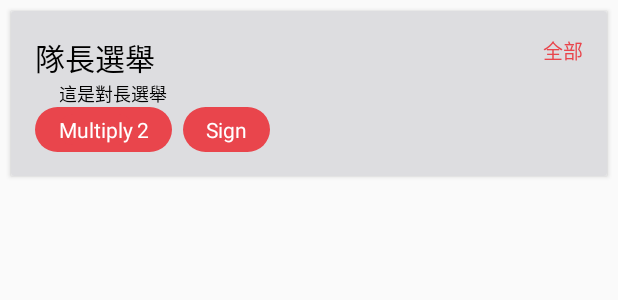
After one commit to birdwind/OrangeVote_Android, an Android app: the layout component_vote_end_item.xml on its own in the app's theme, with its tools: preview values and no code run, on a phone screen of 412 x 824 dp. The commit adds this screen. Shown: the top 300 px of the screen. Run offline under Robolectric (Android 15) with nearby library versions, the phone set to English and light mode, and no system bars; network calls fail.

Commit message:
投票紀錄temp

```diff
--- a/orangeVote/app/src/main/java/com/orange/orangetvote/basic/view/AbstractFragment.java
+++ b/orangeVote/app/src/main/java/com/orange/orangetvote/basic/view/AbstractFragment.java
@@ -78,7 +78,6 @@ public abstract class AbstractFragment<P extends AbstractPresenter> extends Frag
     }
 
     public void showToast(String s) {
-        // Toast.makeText(context, s, Toast.LENGTH_LONG).show();
         ToastUtils.show(s);
     }
 
--- /dev/null
+++ b/orangeVote/app/src/main/java/com/orange/orangetvote/response/voteRecord/MyVoteServerResponse.java
@@ -0,0 +1,6 @@
+package com.orange.orangetvote.response.voteRecord;
+
+import com.orange.orangetvote.basic.response.AbstractResponse;
+
+public class MyVoteServerResponse extends AbstractResponse<MyVoteResponse> {
+}
--- a/orangeVote/app/src/main/java/com/orange/orangetvote/server/VoteApiServer.java
+++ b/orangeVote/app/src/main/java/com/orange/orangetvote/server/VoteApiServer.java
@@ -6,7 +6,7 @@ import java.io.Serializable;
 
 public enum VoteApiServer implements BaseEnums {
 
-    VOTE_LIST("/list"), VOTE("/option"), APPEND("");
+    VOTE_LIST("/list"), VOTE("/option"), APPEND(""), MY_VOTE_LIST("/create/list");
 
     private String Url;
 
--- a/orangeVote/app/src/main/java/com/orange/orangetvote/view/activity/BottomNavigationActivity.java
+++ b/orangeVote/app/src/main/java/com/orange/orangetvote/view/activity/BottomNavigationActivity.java
@@ -212,7 +212,9 @@ public class BottomNavigationActivity extends AbstractActivity
 
     @Override
     public void updateToolbar(String title, Boolean isShowBack, Boolean isShowClose, Boolean isShowMenu) {
-        tvTitle.setText(title);
+        if(title != null){
+            tvTitle.setText(title);
+        }
         showBackButton(isShowBack);
         showCloseButton(isShowClose);
         showMenuButton(isShowMenu);
--- /dev/null
+++ b/orangeVote/app/src/main/res/layout/component_vote_end_item.xml
@@ -0,0 +1,96 @@
+<?xml version="1.0" encoding="utf-8"?>
+<androidx.cardview.widget.CardView xmlns:android="http://schemas.android.com/apk/res/android"
+    android:layout_width="match_parent"
+    android:layout_height="wrap_content"
+    android:layout_margin="@dimen/margin_small">
+
+    <RelativeLayout
+        android:layout_width="match_parent"
+        android:layout_height="wrap_content"
+        android:padding="@dimen/padding_default"
+        android:orientation="vertical"
+        android:background="@color/colorThemeGrey">
+
+        <TextView
+            android:id="@+id/tv_vote_title"
+            android:layout_width="wrap_content"
+            android:layout_height="wrap_content"
+            android:layout_alignParentStart="true"
+            android:layout_toStartOf="@id/tv_vote_team"
+            android:text="隊長選舉"
+            android:textColor="@color/colorBlack"
+            android:textSize="@dimen/textsize_large" />
+
+        <TextView
+            android:id="@+id/tv_vote_team"
+            android:layout_width="wrap_content"
+            android:layout_height="wrap_content"
+            android:layout_alignParentEnd="true"
+            android:text="全部"
+            android:textColor="@color/colorTheme"
+            android:textSize="@dimen/textsize_default" />
+
+
+        <TextView
+            android:id="@+id/tv_vote_description"
+            android:layout_width="match_parent"
+            android:layout_height="wrap_content"
+            android:layout_below="@id/tv_vote_title"
+            android:layout_marginLeft="@dimen/margin_default"
+            android:text="這是對長選舉"
+            android:textColor="@color/colorBlack"
+            android:textSize="@dimen/textsize_min" />
+
+        <androidx.recyclerview.widget.RecyclerView
+            android:id="@+id/rv_vote_option"
+            android:layout_width="match_parent"
+            android:layout_height="wrap_content"
+            android:layout_below="@id/tv_vote_description" />
+
+        <LinearLayout
+            android:layout_width="match_parent"
+            android:layout_height="wrap_content"
+            android:layout_below="@id/rv_vote_option"
+            android:orientation="horizontal">
+
+            <LinearLayout
+                android:id="@+id/ll_vote_multiply"
+                android:layout_width="wrap_content"
+                android:layout_height="@dimen/theme_text_view_height"
+                android:layout_marginEnd="@dimen/margin_small"
+                android:background="@drawable/style_button_radius_theme"
+                android:orientation="horizontal"
+                android:paddingStart="@dimen/theme_text_view_padding"
+                android:paddingEnd="@dimen/theme_text_view_padding"
+                android:gravity="center">
+
+                <TextView
+                    style="@style/ThemeTextView"
+                    android:layout_width="wrap_content"
+                    android:layout_height="wrap_content"
+                    android:text="@string/vote_multiply"
+                    android:textColor="@color/colorWhite" />
+
+                <TextView
+                    android:id="@+id/tv_vote_multiply"
+                    android:layout_width="wrap_content"
+                    android:layout_height="wrap_content"
+                    android:paddingStart="@dimen/padding_2dp"
+                    android:text="2"
+                    android:textColor="@color/colorWhite" />
+
+            </LinearLayout>
+
+            <TextView
+                android:id="@+id/tv_vote_sign"
+                style="@style/ThemeTextView"
+                android:text="@string/vote_sign"
+                android:paddingStart="@dimen/theme_text_view_padding"
+                android:paddingEnd="@dimen/theme_text_view_padding"/>
+
+        </LinearLayout>
+
+
+    </RelativeLayout>
+
+</androidx.cardview.widget.CardView>
--- a/orangeVote/app/src/main/res/values/strings.xml
+++ b/orangeVote/app/src/main/res/values/strings.xml
@@ -53,4 +53,8 @@
     <!--登出Dialog-->
     <string name="logout_title">Logout</string>
     <string name="logout_content">你確定要登出了嗎?</string>
+
+    <!--投票紀錄-->
+    <string name="vote_record_my_vote">My Vote</string>
+    <string name="vote_record_my_voted">Voted</string>
 </resources>
```
Also changed, not shown: orangeVote/app/src/main/java/com/orange/orangetvote/presenter/MyVotePresenter.java (added, +36 -0 lines), orangeVote/app/src/main/java/com/orange/orangetvote/response/voteRecord/MyVoteResponse.java (added, +47 -0 lines), orangeVote/app/src/main/java/com/orange/orangetvote/view/adapter/MyVoteAdapte.java (added, +30 -0 lines), orangeVote/app/src/main/java/com/orange/orangetvote/view/adapter/ViewPageAdapter.java (+14 -5 lines), orangeVote/app/src/main/java/com/orange/orangetvote/view/callback/MyVoteView.java (added, +10 -0 lines), orangeVote/app/src/main/java/com/orange/orangetvote/view/fragment/MyVoteFragment.java (added, +56 -0 lines), orangeVote/app/src/main/java/com/orange/orangetvote/view/fragment/MyVotedFragment.java (added, +43 -0 lines), orangeVote/app/src/main/java/com/orange/orangetvote/view/fragment/VoteRecordFragment.java (+29 -1 lines), orangeVote/app/src/main/res/layout/fragment_my_vote.xml (added, +12 -0 lines), orangeVote/app/src/main/res/layout/fragment_my_voted.xml (added, +12 -0 lines), orangeVote/app/src/main/res/layout/fragment_vote_record.xml (+6 -4 lines), 1 other file.
